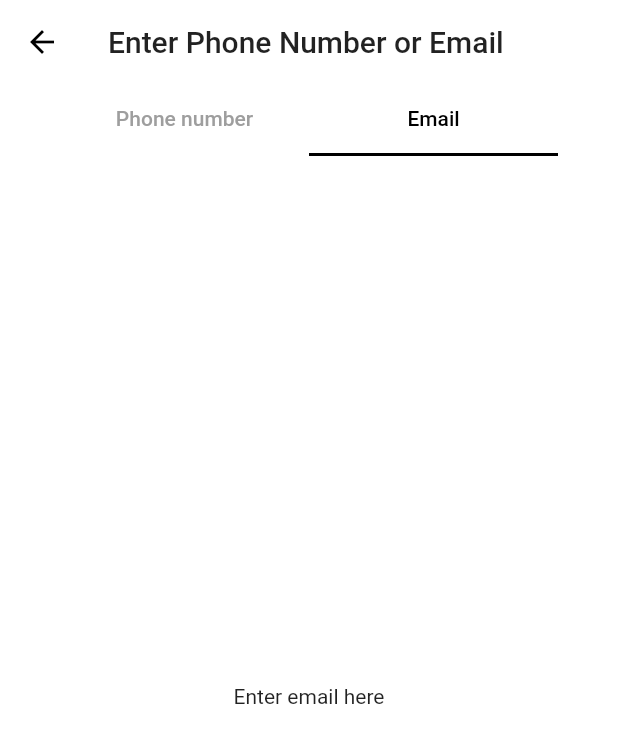
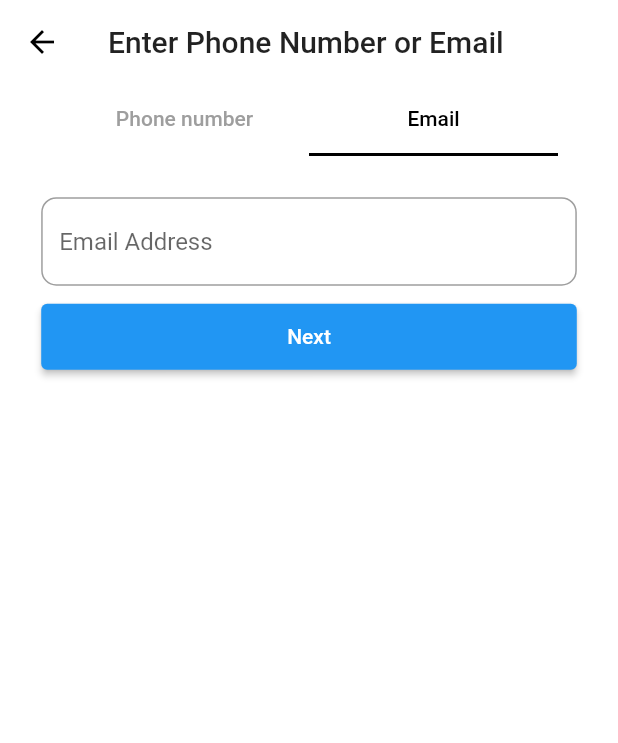
Before and after one commit to EniRox001/memestagram, a Flutter app: the SignupMobileTwo screen opened directly, tab 2 chosen, on a phone screen of 412 x 824 dp. Shown: the top 743 px of the screen. Run offline on Flutter 3.47's test engine with Material 2 defaults, Android fonts, the light colour scheme and no system bars; our stand-ins replace dio, google_fonts, intl_phone_field, sizer; network calls fail.

Commit message:
completed email address field

```diff
--- /dev/null
+++ b/lib/widgets/common/w_stock_inputfield.dart
@@ -0,0 +1,36 @@
+import 'package:flutter/material.dart';
+
+class WStockInputField extends StatelessWidget {
+  const WStockInputField({
+    Key? key,
+    required this.controller,
+    required this.hintText,
+  }) : super(key: key);
+
+  final TextEditingController controller;
+  final String hintText;
+
+  @override
+  Widget build(BuildContext context) {
+    return TextFormField(
+      controller: controller,
+      decoration: InputDecoration(
+        hintText: hintText,
+        focusedBorder: OutlineInputBorder(
+          borderSide: const BorderSide(
+            color: Colors.black87,
+          ),
+          borderRadius: BorderRadius.circular(
+            10.0,
+          ),
+        ),
+        border: OutlineInputBorder(
+          borderSide: const BorderSide(color: Colors.black12),
+          borderRadius: BorderRadius.circular(
+            10.0,
+          ),
+        ),
+      ),
+    );
+  }
+}
--- a/lib/widgets/mobile/signup_mobile_two.dart
+++ b/lib/widgets/mobile/signup_mobile_two.dart
@@ -2,6 +2,7 @@ import 'package:flutter/material.dart';
 import 'package:memestagram/utils/colors.dart';
 import 'package:memestagram/widgets/common/w_elevated_button.dart';
 import 'package:memestagram/widgets/common/w_phone_inputfield.dart';
+import 'package:memestagram/widgets/common/w_stock_inputfield.dart';
 import 'package:sizer/sizer.dart';
 
 class SignupMobileTwo extends StatefulWidget {
@@ -17,7 +18,8 @@ class _SignupMobileTwoState extends State<SignupMobileTwo>
     with TickerProviderStateMixin {
   late TabController _tabController;
 
-  TextEditingController phoenNumberController = TextEditingController();
+  TextEditingController phoneNumberController = TextEditingController();
+  TextEditingController emailAddressController = TextEditingController();
 
   @override
   void initState() {
@@ -53,15 +55,27 @@ class _SignupMobileTwoState extends State<SignupMobileTwo>
             child: Column(
               children: <Widget>[
                 WPhoneInputField(
-                  controller: phoenNumberController,
+                  controller: phoneNumberController,
                   hintText: 'Phone Number',
                 ),
-                WElevatedButton(onPressed: () {}, text: 'Next')
+                WElevatedButton(onPressed: () {}, text: 'Next'),
               ],
             ),
           ),
-          const Center(
-            child: Text("Enter email here"),
+          Padding(
+            padding: EdgeInsets.all(20.0.sp),
+            child: Column(
+              children: [
+                WStockInputField(
+                  controller: emailAddressController,
+                  hintText: 'Email Address',
+                ),
+                const SizedBox(
+                  height: 10.0,
+                ),
+                WElevatedButton(onPressed: () {}, text: 'Next'),
+              ],
+            ),
           ),
         ],
       ),
```
